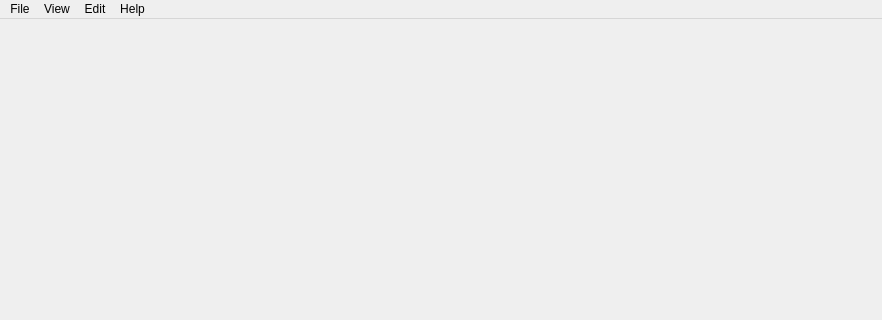
Before: the Qt Designer form Aplikacja/Polak_Ribiere/mainwindow.ui in MacAndKaj/Theory_and_Methods_of_Optimization, drawn with Qt 5; both pictures show x 0 to 882 and y 0 to 320 of the 882 by 596 pixel window.
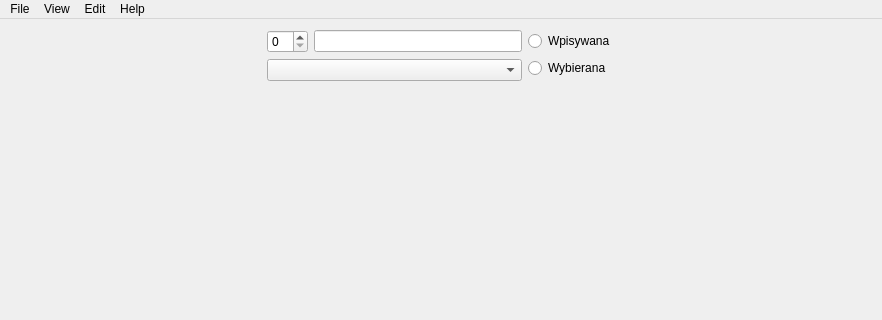
After: the same form once the commit is applied.

Patch:
```diff
--- a/Aplikacja/Polak_Ribiere/mainwindow.ui
+++ b/Aplikacja/Polak_Ribiere/mainwindow.ui
@@ -16,10 +16,69 @@
   <widget class="QWidget" name="centralWidget">
    <layout class="QVBoxLayout" name="verticalLayout_3">
     <item>
-     <layout class="QHBoxLayout" name="horizontalLayout_5"/>
-    </item>
-    <item>
-     <layout class="QHBoxLayout" name="horizontalLayout_3"/>
+     <layout class="QHBoxLayout" name="horizontalLayout_3">
+      <item>
+       <spacer name="horizontalSpacer">
+        <property name="orientation">
+         <enum>Qt::Horizontal</enum>
+        </property>
+        <property name="sizeHint" stdset="0">
+         <size>
+          <width>40</width>
+          <height>20</height>
+         </size>
+        </property>
+       </spacer>
+      </item>
+      <item>
+       <layout class="QVBoxLayout" name="verticalLayout">
+        <item>
+         <layout class="QHBoxLayout" name="horizontalLayout_5">
+          <item>
+           <widget class="QSpinBox" name="spinBox"/>
+          </item>
+          <item>
+           <widget class="QLineEdit" name="lineEdit_functionInput"/>
+          </item>
+         </layout>
+        </item>
+        <item>
+         <widget class="QComboBox" name="comboBox_knownFunctions"/>
+        </item>
+       </layout>
+      </item>
+      <item>
+       <layout class="QVBoxLayout" name="verticalLayout_2">
+        <item>
+         <widget class="QRadioButton" name="radioButton_2">
+          <property name="text">
+           <string>Wpisywana</string>
+          </property>
+         </widget>
+        </item>
+        <item>
+         <widget class="QRadioButton" name="radioButton">
+          <property name="text">
+           <string>Wybierana</string>
+          </property>
+         </widget>
+        </item>
+       </layout>
+      </item>
+      <item>
+       <spacer name="horizontalSpacer_2">
+        <property name="orientation">
+         <enum>Qt::Horizontal</enum>
+        </property>
+        <property name="sizeHint" stdset="0">
+         <size>
+          <width>40</width>
+          <height>20</height>
+         </size>
+        </property>
+       </spacer>
+      </item>
+     </layout>
     </item>
     <item>
      <spacer name="verticalSpacer">
```
